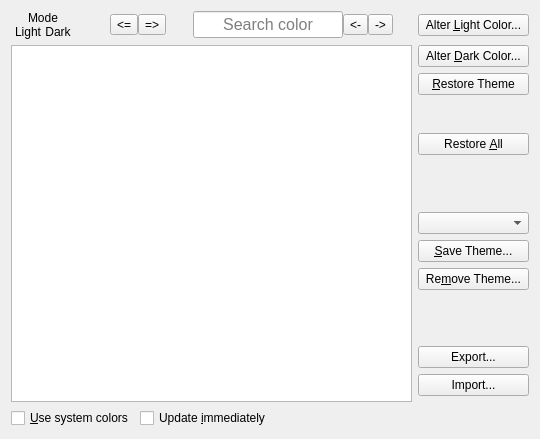
First picture: the form in src/frontends/qt/ui/PrefColorsUi.ui, repository kojiOnHill/lyx, before the edit.
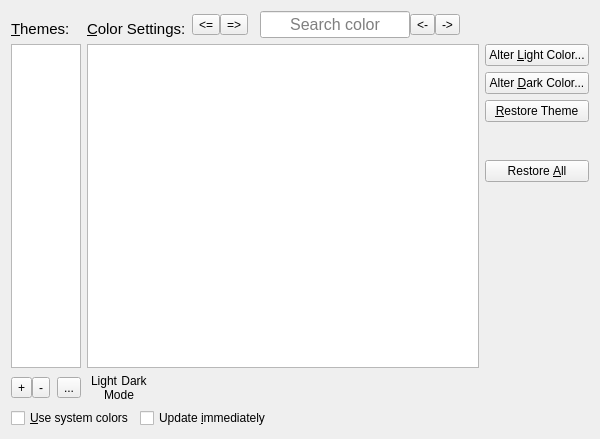
Second picture: the form after the edit. Icons and pictures are not drawn. Custom widgets are drawn as their Qt base class.

Commit message: Redesign Colors pane of Preferences dialog

Diff of the .ui file:
```diff
--- a/src/frontends/qt/ui/PrefColorsUi.ui
+++ b/src/frontends/qt/ui/PrefColorsUi.ui
@@ -60,79 +60,21 @@
     </widget>
    </item>
    <item row="1" column="0" colspan="3">
-    <layout class="QGridLayout" name="gridLayout" rowstretch="0,0,0,0,0,0,0,0,0,0,0,0,0" columnstretch="0,0,0,0,0,0,0">
-     <item row="0" column="2">
-      <layout class="QHBoxLayout" name="horizontalLayout">
-       <property name="spacing">
-        <number>0</number>
-       </property>
-       <property name="rightMargin">
-        <number>0</number>
-       </property>
-       <item>
-        <widget class="QToolButton" name="undoColorPB">
-         <property name="toolTip">
-          <string>Undo</string>
-         </property>
-         <property name="text">
-          <string>&lt;=</string>
-         </property>
-         <property name="icon">
-          <iconset theme="QIcon::ThemeIcon::EditUndo"/>
-         </property>
-         <property name="iconSize">
-          <size>
-           <width>10</width>
-           <height>10</height>
-          </size>
-         </property>
-        </widget>
-       </item>
-       <item>
-        <widget class="QToolButton" name="redoColorPB">
-         <property name="toolTip">
-          <string>Redo</string>
-         </property>
-         <property name="text">
-          <string>=&gt;</string>
-         </property>
-         <property name="icon">
-          <iconset theme="QIcon::ThemeIcon::EditRedo"/>
-         </property>
-         <property name="iconSize">
-          <size>
-           <width>10</width>
-           <height>10</height>
-          </size>
-         </property>
-        </widget>
-       </item>
-      </layout>
-     </item>
-     <item row="4" column="6">
-      <widget class="QPushButton" name="colorResetAllPB">
-       <property name="toolTip">
-        <string>Reset all colors to their original value</string>
-       </property>
-       <property name="text">
-        <string>Restore &amp;All</string>
-       </property>
-      </widget>
-     </item>
-     <item row="5" column="6">
-      <spacer name="vsRightMiddleBelow">
+    <layout class="QGridLayout" name="gridLayout" rowstretch="0,0,0,0,0,0,0,0" columnstretch="0,0,0,0,0,0,0,0">
+     <item row="7" column="2">
+      <spacer name="hsTitleLeft">
        <property name="orientation">
-        <enum>Qt::Orientation::Vertical</enum>
+        <enum>Qt::Orientation::Horizontal</enum>
        </property>
        <property name="sizeHint" stdset="0">
         <size>
-         <width>20</width>
-         <height>40</height>
+         <width>40</width>
+         <height>20</height>
         </size>
        </property>
       </spacer>
      </item>
-     <item row="1" column="0" rowspan="12" colspan="6">
+     <item row="1" column="1" rowspan="6" colspan="6">
       <widget class="lyx::frontend::ColorListWidget" name="lyxObjectsLW">
        <property name="sizePolicy">
         <sizepolicy hsizetype="Expanding" vsizetype="MinimumExpanding">
@@ -145,24 +87,102 @@
        </property>
       </widget>
      </item>
-     <item row="7" column="6">
-      <widget class="QPushButton" name="saveThemePB">
+     <item row="7" column="1">
+      <layout class="QGridLayout" name="labelLayout">
+       <property name="leftMargin">
+        <number>2</number>
+       </property>
+       <property name="spacing">
+        <number>0</number>
+       </property>
+       <item row="1" column="0">
+        <widget class="QLabel" name="labelLight">
+         <property name="sizePolicy">
+          <sizepolicy hsizetype="Fixed" vsizetype="Minimum">
+           <horstretch>0</horstretch>
+           <verstretch>0</verstretch>
+          </sizepolicy>
+         </property>
+         <property name="minimumSize">
+          <size>
+           <width>30</width>
+           <height>0</height>
+          </size>
+         </property>
+         <property name="font">
+          <font>
+           <pointsize>9</pointsize>
+          </font>
+         </property>
+         <property name="text">
+          <string>Light</string>
+         </property>
+         <property name="alignment">
+          <set>Qt::AlignmentFlag::AlignCenter</set>
+         </property>
+        </widget>
+       </item>
+       <item row="1" column="1">
+        <widget class="QLabel" name="labelDark">
+         <property name="sizePolicy">
+          <sizepolicy hsizetype="Fixed" vsizetype="Minimum">
+           <horstretch>0</horstretch>
+           <verstretch>0</verstretch>
+          </sizepolicy>
+         </property>
+         <property name="minimumSize">
+          <size>
+           <width>30</width>
+           <height>0</height>
+          </size>
+         </property>
+         <property name="font">
+          <font>
+           <pointsize>9</pointsize>
+          </font>
+         </property>
+         <property name="text">
+          <string>Dark</string>
+         </property>
+         <property name="alignment">
+          <set>Qt::AlignmentFlag::AlignCenter</set>
+         </property>
+        </widget>
+       </item>
+       <item row="2" column="0" colspan="2">
+        <widget class="QLabel" name="labelMode">
+         <property name="font">
+          <font>
+           <pointsize>9</pointsize>
+          </font>
+         </property>
+         <property name="text">
+          <string>Mode</string>
+         </property>
+         <property name="alignment">
+          <set>Qt::AlignmentFlag::AlignCenter</set>
+         </property>
+        </widget>
+       </item>
+      </layout>
+     </item>
+     <item row="2" column="7">
+      <widget class="QPushButton" name="colorDarkChangePB">
+       <property name="sizePolicy">
+        <sizepolicy hsizetype="Minimum" vsizetype="Fixed">
+         <horstretch>0</horstretch>
+         <verstretch>0</verstretch>
+        </sizepolicy>
+       </property>
        <property name="toolTip">
         <string>Save current color setting as a color theme</string>
        </property>
        <property name="text">
-        <string>&amp;Save Theme...</string>
+        <string>Alter &amp;Dark Color...</string>
        </property>
       </widget>
      </item>
-     <item row="11" column="6">
-      <widget class="QPushButton" name="importPB">
-       <property name="text">
-        <string>Import...</string>
-       </property>
-      </widget>
-     </item>
-     <item row="0" column="6">
+     <item row="1" column="7">
       <widget class="QPushButton" name="colorChangePB">
        <property name="sizePolicy">
         <sizepolicy hsizetype="Minimum" vsizetype="Fixed">
@@ -178,7 +198,25 @@
        </property>
       </widget>
      </item>
-     <item row="0" column="4">
+     <item row="0" column="1" colspan="2">
+      <widget class="QLabel" name="label_2">
+       <property name="font">
+        <font>
+         <pointsize>11</pointsize>
+        </font>
+       </property>
+       <property name="text">
+        <string>&amp;Color Settings:</string>
+       </property>
+       <property name="alignment">
+        <set>Qt::AlignmentFlag::AlignBottom|Qt::AlignmentFlag::AlignLeading|Qt::AlignmentFlag::AlignLeft</set>
+       </property>
+       <property name="buddy">
+        <cstring>lyxObjectsLW</cstring>
+       </property>
+      </widget>
+     </item>
+     <item row="0" column="5">
       <layout class="QHBoxLayout" name="searchLayout">
        <property name="spacing">
         <number>0</number>
@@ -268,7 +306,20 @@
        </item>
       </layout>
      </item>
-     <item row="2" column="6">
+     <item row="6" column="7">
+      <spacer name="vsRightMiddleBelow">
+       <property name="orientation">
+        <enum>Qt::Orientation::Vertical</enum>
+       </property>
+       <property name="sizeHint" stdset="0">
+        <size>
+         <width>20</width>
+         <height>40</height>
+        </size>
+       </property>
+      </spacer>
+     </item>
+     <item row="3" column="7">
       <widget class="QPushButton" name="colorResetPB">
        <property name="toolTip">
         <string>Reset the selected color to its original value</string>
@@ -278,7 +329,7 @@
        </property>
       </widget>
      </item>
-     <item row="0" column="3">
+     <item row="0" column="4">
       <spacer name="hsTitleCenter">
        <property name="orientation">
         <enum>Qt::Orientation::Horizontal</enum>
@@ -294,125 +345,7 @@
        </property>
       </spacer>
      </item>
-     <item row="10" column="6">
-      <widget class="QPushButton" name="exportPB">
-       <property name="text">
-        <string>Export...</string>
-       </property>
-      </widget>
-     </item>
-     <item row="0" column="0">
-      <layout class="QGridLayout" name="labelLayout">
-       <property name="leftMargin">
-        <number>2</number>
-       </property>
-       <property name="spacing">
-        <number>0</number>
-       </property>
-       <item row="1" column="0">
-        <widget class="QLabel" name="labelLight">
-         <property name="sizePolicy">
-          <sizepolicy hsizetype="Fixed" vsizetype="Minimum">
-           <horstretch>0</horstretch>
-           <verstretch>0</verstretch>
-          </sizepolicy>
-         </property>
-         <property name="minimumSize">
-          <size>
-           <width>30</width>
-           <height>0</height>
-          </size>
-         </property>
-         <property name="font">
-          <font>
-           <pointsize>9</pointsize>
-          </font>
-         </property>
-         <property name="text">
-          <string>Light</string>
-         </property>
-         <property name="alignment">
-          <set>Qt::AlignmentFlag::AlignCenter</set>
-         </property>
-        </widget>
-       </item>
-       <item row="1" column="1">
-        <widget class="QLabel" name="labelDark">
-         <property name="sizePolicy">
-          <sizepolicy hsizetype="Fixed" vsizetype="Minimum">
-           <horstretch>0</horstretch>
-           <verstretch>0</verstretch>
-          </sizepolicy>
-         </property>
-         <property name="minimumSize">
-          <size>
-           <width>30</width>
-           <height>0</height>
-          </size>
-         </property>
-         <property name="font">
-          <font>
-           <pointsize>9</pointsize>
-          </font>
-         </property>
-         <property name="text">
-          <string>Dark</string>
-         </property>
-         <property name="alignment">
-          <set>Qt::AlignmentFlag::AlignCenter</set>
-         </property>
-        </widget>
-       </item>
-       <item row="0" column="0" colspan="2">
-        <widget class="QLabel" name="labelMode">
-         <property name="font">
-          <font>
-           <pointsize>9</pointsize>
-          </font>
-         </property>
-         <property name="text">
-          <string>Mode</string>
-         </property>
-         <property name="alignment">
-          <set>Qt::AlignmentFlag::AlignCenter</set>
-         </property>
-        </widget>
-       </item>
-      </layout>
-     </item>
-     <item row="3" column="6">
-      <spacer name="vsRightMiddle">
-       <property name="orientation">
-        <enum>Qt::Orientation::Vertical</enum>
-       </property>
-       <property name="sizeType">
-        <enum>QSizePolicy::Policy::Maximum</enum>
-       </property>
-       <property name="sizeHint" stdset="0">
-        <size>
-         <width>20</width>
-         <height>32</height>
-        </size>
-       </property>
-      </spacer>
-     </item>
-     <item row="1" column="6">
-      <widget class="QPushButton" name="colorDarkChangePB">
-       <property name="sizePolicy">
-        <sizepolicy hsizetype="Minimum" vsizetype="Fixed">
-         <horstretch>0</horstretch>
-         <verstretch>0</verstretch>
-        </sizepolicy>
-       </property>
-       <property name="toolTip">
-        <string>Change the selected dark-mode color</string>
-       </property>
-       <property name="text">
-        <string>Alter &amp;Dark Color...</string>
-       </property>
-      </widget>
-     </item>
-     <item row="0" column="5">
+     <item row="0" column="6">
       <spacer name="hsTitleRight">
        <property name="orientation">
         <enum>Qt::Orientation::Horizontal</enum>
@@ -428,52 +361,157 @@
        </property>
       </spacer>
      </item>
-     <item row="9" column="6">
-      <spacer name="vsRightBottom">
+     <item row="7" column="0">
+      <layout class="QHBoxLayout" name="themePBsLayout">
+       <property name="spacing">
+        <number>0</number>
+       </property>
+       <property name="sizeConstraint">
+        <enum>QLayout::SizeConstraint::SetFixedSize</enum>
+       </property>
+       <item>
+        <widget class="QToolButton" name="saveThemePB">
+         <property name="toolTip">
+          <string>Add the current color set as a theme</string>
+         </property>
+         <property name="text">
+          <string>+</string>
+         </property>
+         <property name="shortcut">
+          <string>Ctrl+S</string>
+         </property>
+        </widget>
+       </item>
+       <item>
+        <widget class="QToolButton" name="removeThemePB">
+         <property name="toolTip">
+          <string>Remove a selected color theme</string>
+         </property>
+         <property name="text">
+          <string>-</string>
+         </property>
+         <property name="shortcut">
+          <string notr="true">Ctrl+R</string>
+         </property>
+        </widget>
+       </item>
+       <item>
+        <spacer name="horizontalSpacer">
+         <property name="orientation">
+          <enum>Qt::Orientation::Horizontal</enum>
+         </property>
+         <property name="sizeHint" stdset="0">
+          <size>
+           <width>40</width>
+           <height>20</height>
+          </size>
+         </property>
+        </spacer>
+       </item>
+       <item>
+        <widget class="QToolButton" name="themesMenuPB">
+         <property name="toolTip">
+          <string>Other menus to handle themes</string>
+         </property>
+         <property name="text">
+          <string>...</string>
+         </property>
+        </widget>
+       </item>
+      </layout>
+     </item>
+     <item row="4" column="7">
+      <spacer name="vsRightMiddle">
        <property name="orientation">
         <enum>Qt::Orientation::Vertical</enum>
        </property>
+       <property name="sizeType">
+        <enum>QSizePolicy::Policy::Maximum</enum>
+       </property>
        <property name="sizeHint" stdset="0">
         <size>
          <width>20</width>
-         <height>40</height>
+         <height>32</height>
         </size>
        </property>
       </spacer>
      </item>
-     <item row="0" column="1">
-      <spacer name="hsTitleLeft">
-       <property name="orientation">
-        <enum>Qt::Orientation::Horizontal</enum>
+     <item row="0" column="3">
+      <layout class="QHBoxLayout" name="horizontalLayout">
+       <property name="spacing">
+        <number>0</number>
        </property>
-       <property name="sizeHint" stdset="0">
-        <size>
-         <width>40</width>
-         <height>20</height>
-        </size>
+       <property name="rightMargin">
+        <number>0</number>
        </property>
-      </spacer>
+       <item>
+        <widget class="QToolButton" name="undoColorPB">
+         <property name="toolTip">
+          <string>Undo</string>
+         </property>
+         <property name="text">
+          <string>&lt;=</string>
+         </property>
+         <property name="icon">
+          <iconset theme="QIcon::ThemeIcon::EditUndo"/>
+         </property>
+         <property name="iconSize">
+          <size>
+           <width>10</width>
+           <height>10</height>
+          </size>
+         </property>
+        </widget>
+       </item>
+       <item>
+        <widget class="QToolButton" name="redoColorPB">
+         <property name="toolTip">
+          <string>Redo</string>
+         </property>
+         <property name="text">
+          <string>=&gt;</string>
+         </property>
+         <property name="icon">
+          <iconset theme="QIcon::ThemeIcon::EditRedo"/>
+         </property>
+         <property name="iconSize">
+          <size>
+           <width>10</width>
+           <height>10</height>
+          </size>
+         </property>
+        </widget>
+       </item>
+      </layout>
      </item>
-     <item row="8" column="6">
-      <widget class="QPushButton" name="removeThemePB">
+     <item row="1" column="0" rowspan="6">
+      <widget class="QListWidget" name="themesLW"/>
+     </item>
+     <item row="0" column="0">
+      <widget class="QLabel" name="label">
+       <property name="font">
+        <font>
+         <pointsize>11</pointsize>
+        </font>
+       </property>
        <property name="text">
-        <string>Re&amp;move Theme...</string>
+        <string>&amp;Themes:</string>
+       </property>
+       <property name="alignment">
+        <set>Qt::AlignmentFlag::AlignBottom|Qt::AlignmentFlag::AlignLeading|Qt::AlignmentFlag::AlignLeft</set>
+       </property>
+       <property name="buddy">
+        <cstring>themesLW</cstring>
        </property>
       </widget>
      </item>
-     <item row="6" column="6">
-      <widget class="QComboBox" name="loadThemeCO">
-       <property name="sizePolicy">
-        <sizepolicy hsizetype="Minimum" vsizetype="Fixed">
-         <horstretch>0</horstretch>
-         <verstretch>0</verstretch>
-        </sizepolicy>
-       </property>
+     <item row="5" column="7">
+      <widget class="QPushButton" name="colorResetAllPB">
        <property name="toolTip">
         <string>Load preset color theme</string>
        </property>
-       <property name="placeholderText">
-        <string>    Load Theme</string>
+       <property name="text">
+        <string>Restore &amp;All</string>
        </property>
       </widget>
      </item>
```
Left out of the diff: 66 changed lines with no effect on the pictures. The commit also changes 2 other files.
